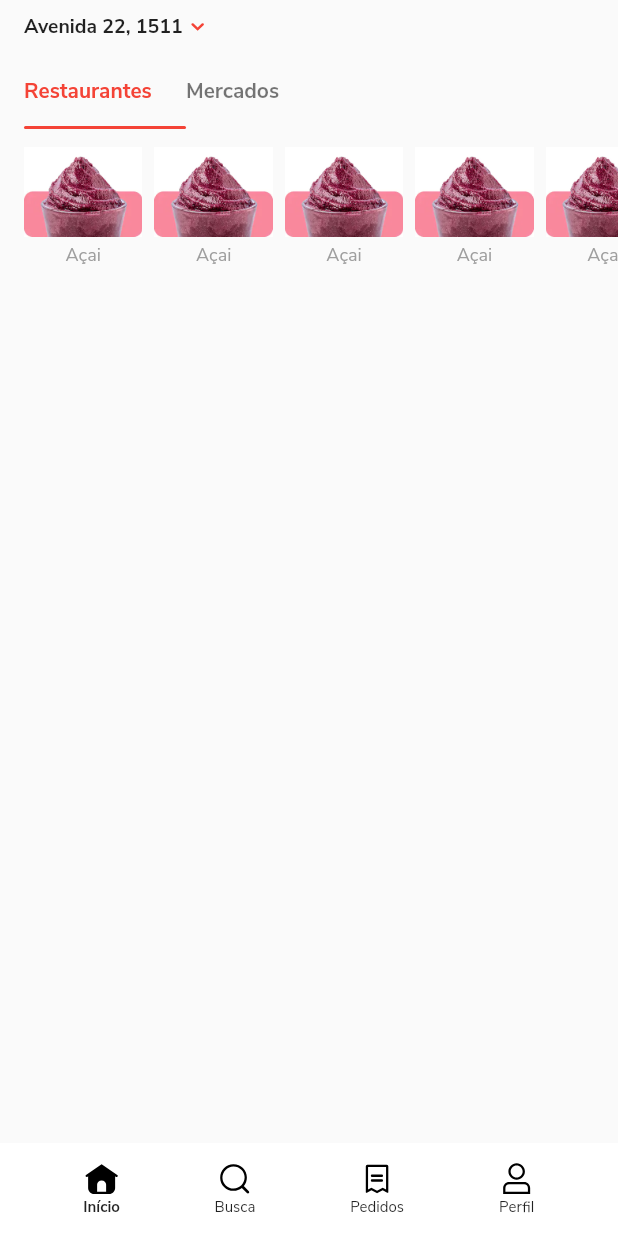
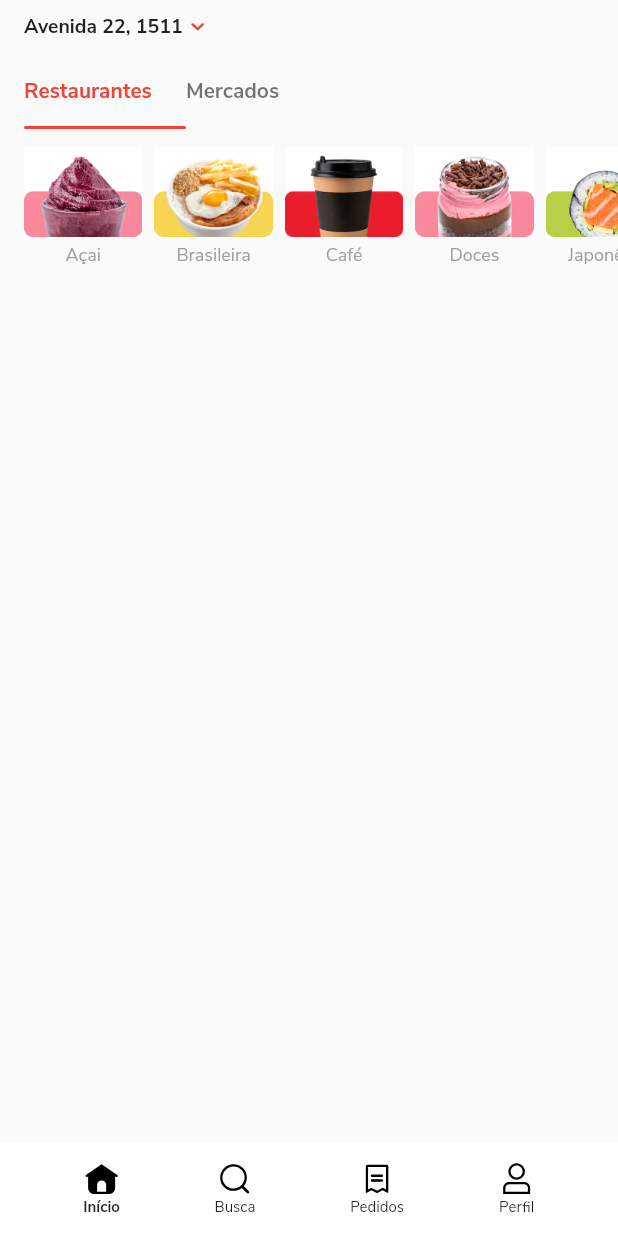
Before and after one commit to joaobaronisilva/iFood, a Flutter app: the screen it shows after launch, on a phone screen of 412 x 824 dp. Run offline on Flutter 3.47's test engine with Material 2 defaults, Android fonts, the phone set to English and light mode, and no system bars; our stand-ins replace flutter_svg, tab_indicator_styler.

Commit message:
implemented categorys from controller to ListView builder

```diff
--- a/lib/views/content/components/category_item_component.dart
+++ b/lib/views/content/components/category_item_component.dart
@@ -2,9 +2,12 @@ import 'package:flutter/material.dart';
 import 'package:ifood/core/theme/app_colors.dart';
 import 'package:ifood/core/theme/app_images.dart';
 import 'package:ifood/core/theme/app_typography.dart';
+import 'package:ifood/models/category.dart';
 
 class CategoryItemComponent extends StatelessWidget {
-  const CategoryItemComponent({Key? key}) : super(key: key);
+  final Category category;
+
+  CategoryItemComponent(this.category);
 
   @override
   Widget build(BuildContext context) {
@@ -12,12 +15,12 @@ class CategoryItemComponent extends StatelessWidget {
       mainAxisSize: MainAxisSize.min,
       children: [
         Image.asset(
-          AppImages.acai,
+          category.picture,
           height: 60,
         ),
         Padding(
           padding: const EdgeInsets.only(top: 4),
-          child: Text('Açai',
+          child: Text(category.name,
               style: AppTypography.small(context)
                   ?.copyWith(color: AppColors.grey)),
         ),
--- a/lib/views/content/content_page.dart
+++ b/lib/views/content/content_page.dart
@@ -1,5 +1,7 @@
 import 'package:flutter/material.dart';
+import 'package:ifood/controllers/content_controller.dart';
 import 'package:ifood/core/theme/app_icons.dart';
+import 'package:ifood/models/category.dart';
 import 'package:ifood/views/content/components/header_local_component.dart';
 
 import 'components/bottom_navigator_component.dart';
@@ -16,10 +18,13 @@ class ContentPage extends StatefulWidget {
 class _ContentPageState extends State<ContentPage>
     with SingleTickerProviderStateMixin {
   TabController? tabController;
+  final controller = ContentController();
+  List<Category> categorys = [];
 
   @override
   void initState() {
     tabController = TabController(length: 2, vsync: this);
+    categorys = controller.getCategorys();
     super.initState();
   }
 
@@ -53,13 +58,14 @@ class _ContentPageState extends State<ContentPage>
                           height: 86,
                           child: ListView.builder(
                             physics: BouncingScrollPhysics(),
-                            itemCount: 20,
+                            itemCount: categorys.length,
                             scrollDirection: Axis.horizontal,
                             itemBuilder: (context, index) => Padding(
                               padding: EdgeInsets.only(
                                   left: index == 0 ? 16 : 0,
-                                  right: index == 20 - 1 ? 16 : 8),
-                              child: CategoryItemComponent(),
+                                  right:
+                                      index == categorys.length - 1 ? 16 : 8),
+                              child: CategoryItemComponent(categorys[index]),
                             ),
                           )),
                     )
```
